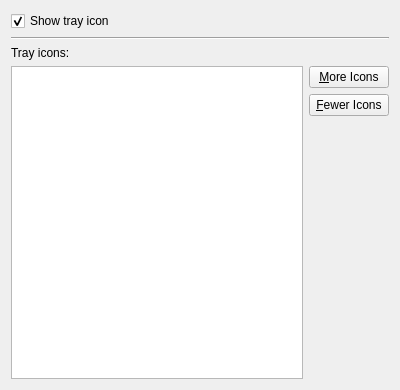
Old version of the form settings/config/traysettings.ui in the repository KDE/networkmanagement.
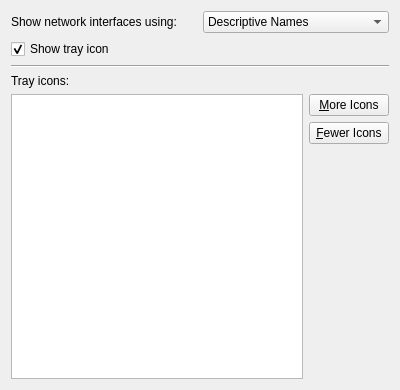
New version of the form.

What changed in the file:
```diff
--- a/settings/config/traysettings.ui
+++ b/settings/config/traysettings.ui
@@ -10,7 +10,34 @@
     <height>390</height>
    </rect>
   </property>
+  <layout class="QVBoxLayout" name="verticalLayout_3">
+   <item>
   <layout class="QVBoxLayout" name="verticalLayout">
+     <item>
+      <layout class="QHBoxLayout" name="horizontalLayout">
+       <item>
+        <widget class="QLabel" name="interfaceNamingLabel">
+         <property name="text">
+          <string>Show network interfaces using:</string>
+         </property>
+        </widget>
+       </item>
+       <item>
+        <widget class="QComboBox" name="kcfg_InterfaceNamingStyle">
+         <item>
+          <property name="text">
+           <string>Descriptive Names</string>
+          </property>
+         </item>
+         <item>
+          <property name="text">
+           <string>System Names</string>
+          </property>
+         </item>
+        </widget>
+       </item>
+      </layout>
+     </item>
    <item>
     <widget class="QCheckBox" name="kcfg_Autostart">
      <property name="text">
@@ -20,6 +47,8 @@
       <bool>true</bool>
      </property>
     </widget>
+     </item>
+    </layout>
    </item>
    <item>
     <widget class="Line" name="line">
```
Lines whose indentation alone changed are shown as unchanged.
